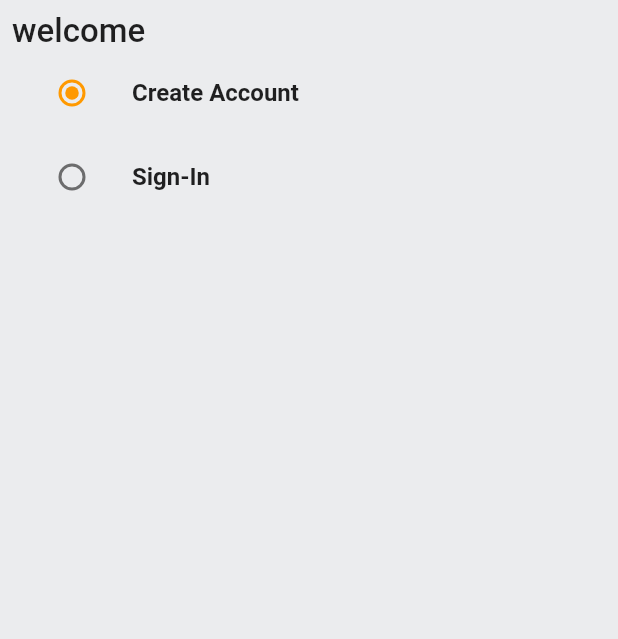
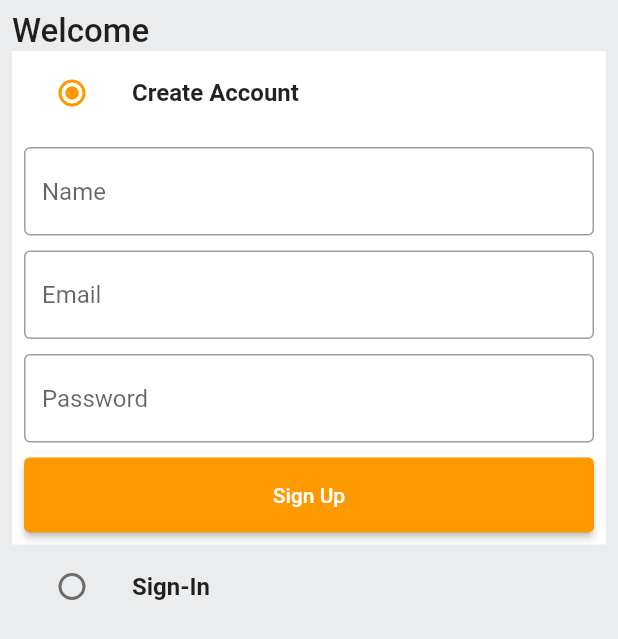
Before and after one commit to ab3lT/amazon_clone, a Flutter app: the screen it shows after launch, on a phone screen of 412 x 824 dp. Shown: the top 639 px of the screen. Run offline on Flutter 3.47's test engine with Material 2 defaults, Android fonts, the phone set to English and light mode, and no system bars; missing offline and left inert: dart:ffi.

Commit message:
auth Scrren is done

```diff
--- /dev/null
+++ b/lib/common/widgets/custom_button.dart
@@ -0,0 +1,17 @@
+import 'package:flutter/material.dart';
+
+class CustomButton extends StatelessWidget {
+  final String text;
+  final VoidCallback onTap;
+  const CustomButton({Key? key, required this.text, required this.onTap})
+      : super(key: key);
+
+  @override
+  Widget build(BuildContext context) {
+    return ElevatedButton(
+      onPressed: () {},
+      child: Text(text),
+      style: ElevatedButton.styleFrom(minimumSize: Size(double.infinity, 50)),
+    );
+  }
+}
--- /dev/null
+++ b/lib/common/widgets/custom_textField.dart
@@ -0,0 +1,28 @@
+// ignore_for_file: prefer_const_constructors
+
+import 'package:flutter/material.dart';
+
+class CustomTextField extends StatelessWidget {
+  final TextEditingController controller;
+  final String hintText;
+  const CustomTextField(
+      {Key? key, required this.controller, required this.hintText})
+      : super(key: key);
+
+  @override
+  Widget build(BuildContext context) {
+    return TextFormField(
+      controller: controller,
+      decoration: InputDecoration(
+          hintText: hintText,
+          border: const OutlineInputBorder(
+            borderSide: BorderSide(
+              color: Colors.black38,
+            ),
+          ),
+          enabledBorder: const OutlineInputBorder(
+              borderSide: BorderSide(color: Colors.black38))),
+      validator: (val) {},
+    );
+  }
+}
--- a/lib/features/auth/screens/auth_screen.dart
+++ b/lib/features/auth/screens/auth_screen.dart
@@ -1,3 +1,7 @@
+import 'dart:ffi';
+
+import 'package:amazon_clone/common/widgets/custom_button.dart';
+import 'package:amazon_clone/common/widgets/custom_textField.dart';
 import 'package:amazon_clone/constants/global_variables.dart';
 import 'package:flutter/material.dart';
 
@@ -13,6 +17,20 @@ class AuthScreen extends StatefulWidget {
 
 class _AuthScreenState extends State<AuthScreen> {
   Auth _auth = Auth.signup;
+  final _signUpFormKey = GlobalKey<FormState>();
+  final _signInFormKey = GlobalKey<FormState>();
+
+  final TextEditingController _emailController = TextEditingController();
+  final TextEditingController _passwordController = TextEditingController();
+  final TextEditingController _nameController = TextEditingController();
+
+  @override
+  void dispose() {
+    super.dispose();
+    _emailController.dispose();
+    _passwordController.dispose();
+    _nameController.dispose();
+  }
 
   @override
   Widget build(BuildContext context) {
@@ -25,12 +43,15 @@ class _AuthScreenState extends State<AuthScreen> {
             mainAxisAlignment: MainAxisAlignment.start,
             crossAxisAlignment: CrossAxisAlignment.start,
             children: [
-              Text("welcome",
+              Text("Welcome",
                   style: TextStyle(
                     fontSize: 22,
                     fontWeight: FontWeight.w500,
                   )),
               ListTile(
+                tileColor: _auth == Auth.signup
+                    ? GlobalVariables.backgroundColor
+                    : GlobalVariables.greyBackgroundCOlor,
                 title: Text(
                   'Create Account',
                   style: TextStyle(
@@ -48,7 +69,43 @@ class _AuthScreenState extends State<AuthScreen> {
                   },
                 ),
               ),
+              if (_auth == Auth.signup)
+                Container(
+                  padding: const EdgeInsets.all(8),
+                  color: GlobalVariables.backgroundColor,
+                  child: Form(
+                      key: _signUpFormKey,
+                      child: Column(
+                        children: [
+                          CustomTextField(
+                            controller: _nameController,
+                            hintText: "Name",
+                          ),
+                          const SizedBox(
+                            height: 10,
+                          ),
+                          CustomTextField(
+                            controller: _emailController,
+                            hintText: "Email",
+                          ),
+                          const SizedBox(
+                            height: 10,
+                          ),
+                          CustomTextField(
+                            controller: _passwordController,
+                            hintText: "Password",
+                          ),
+                          const SizedBox(
+                            height: 10,
+                          ),
+                          CustomButton(text: 'Sign Up', onTap: () {})
+                        ],
+                      )),
+                ),
               ListTile(
+                tileColor: _auth == Auth.signin
+                    ? GlobalVariables.backgroundColor
+                    : GlobalVariables.greyBackgroundCOlor,
                 title: Text(
                   'Sign-In',
                   style: TextStyle(
@@ -66,6 +123,32 @@ class _AuthScreenState extends State<AuthScreen> {
                   },
                 ),
               ),
+              if (_auth == Auth.signin)
+                Container(
+                  padding: const EdgeInsets.all(8),
+                  color: GlobalVariables.backgroundColor,
+                  child: Form(
+                      key: _signInFormKey,
+                      child: Column(
+                        children: [
+                          CustomTextField(
+                            controller: _emailController,
+                            hintText: "Email",
+                          ),
+                          const SizedBox(
+                            height: 10,
+                          ),
+                          CustomTextField(
+                            controller: _passwordController,
+                            hintText: "Password",
+                          ),
+                          const SizedBox(
+                            height: 10,
+                          ),
+                          CustomButton(text: 'Sign In', onTap: () {})
+                        ],
+                      )),
+                ),
             ]),
       )),
     );
```
